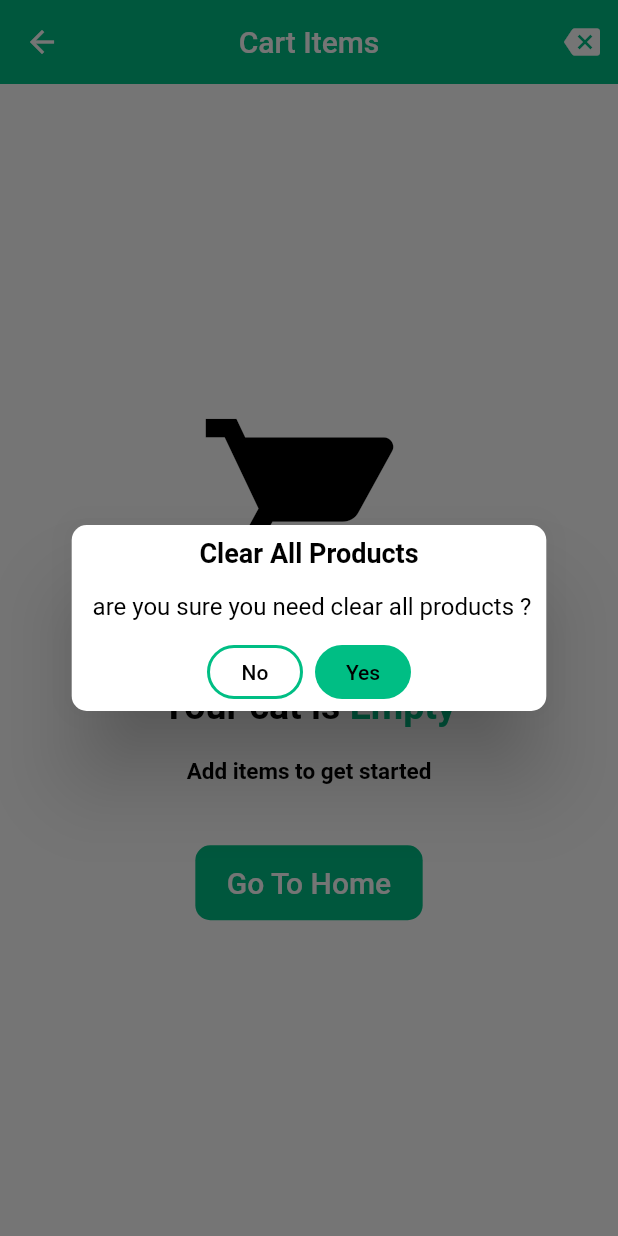
After one commit to mohmedsabryy/E-commerce, a Flutter app: the CartScreen screen opened by its route, after a tap on the "backspace" icon, on a phone screen of 412 x 824 dp. The commit adds this screen. Run offline on Flutter 3.47's test engine with Material 2 defaults, Android fonts, the phone set to English and light mode, and no system bars; our stand-ins replace badges, firebase_auth, firebase_core, get, get_storage, google_sign_in and 1 more; accounts and stored records are empty; network calls fail.

Commit message:
cart screen design and logic

```diff
--- a/lib/logic/bindings/product_binding.dart
+++ b/lib/logic/bindings/product_binding.dart
@@ -1,12 +1,16 @@
+
 
 import 'package:ecommerce/logic/controllers/product_controller.dart';
 import 'package:get/get.dart';
+
+import '../controllers/cart_controller.dart';
 
 
 class ProductBinding extends Bindings{
   @override
   void dependencies() {
     Get.put(ProductController());
+    Get.lazyPut(() => CartController());
   }
 
 }
--- /dev/null
+++ b/lib/logic/controllers/cart_controller.dart
@@ -0,0 +1,81 @@
+import 'package:ecommerce/models/products_models.dart';
+import 'package:flutter/material.dart';
+import 'package:get/get.dart';
+
+import '../../utils/theme.dart';
+
+class CartController extends GetxController {
+  var productsMap = {}.obs;
+
+  void addProductToCard(ProductModel model) {
+    if (productsMap.containsKey(model)) {
+      productsMap[model] += 1;
+    } else {
+      productsMap[model] = 1;
+    }
+
+    Get.snackbar(
+      "Added To Cart",
+      "product added to car successfully",
+      snackPosition: SnackPosition.BOTTOM,
+      backgroundColor: Colors.green,
+      colorText: Colors.white,
+    );
+  }
+
+  void removeProductFromCard(ProductModel model) {
+    productsMap.removeWhere((key, value) => key == model);
+  }
+
+  void removeOneProductFromCard(ProductModel model) {
+    if (productsMap.containsKey(model) && productsMap[model] == 1) {
+      productsMap.removeWhere((key, value) => key == model);
+    } else {
+      productsMap[model] -= 1;
+    }
+  }
+
+  void clearAllProductFromCart() {
+    Get.defaultDialog(
+      title: "Clear All Products",
+      titleStyle: const TextStyle(
+        fontWeight: FontWeight.bold,
+        fontSize: 18,
+        color: Colors.black,
+      ),
+      middleText: " are you sure you need clear all products ? ",
+      middleTextStyle: const TextStyle(
+        fontSize: 16,
+        color: Colors.black,
+      ),
+      radius: 10,
+      textCancel: " No ",
+      textConfirm: " Yes ",
+      cancelTextColor: Colors.black,
+      confirmTextColor: Colors.black,
+      onCancel: () {
+        Get.back();
+      },
+      onConfirm: () {
+        productsMap.clear();
+        Get.back();
+      },
+      buttonColor: Get.isDarkMode ? pinkClr : mainColor,
+    );
+  }
+
+  get totalPrice => productsMap.entries
+      .map((e) => double.parse(e.key.productPrice) * e.value)
+      .toList()
+      .reduce((value, element) => value + element);
+
+  int quantity() {
+    if(productsMap.isEmpty){
+      return 0;
+    }
+    return productsMap.entries
+        .map((e) => e.value)
+        .toList()
+        .reduce((value, element) => value + element);
+  }
+}
--- a/lib/routes/routes.dart
+++ b/lib/routes/routes.dart
@@ -8,6 +8,7 @@ import 'package:ecommerce/view/screen/main_screen.dart';
 import 'package:ecommerce/view/screen/welcome_screen.dart';
 import 'package:get/get_navigation/src/routes/get_route.dart';
 import '../logic/bindings/product_binding.dart';
+import '../view/screen/cart_screen.dart';
 import '../view/screen/category_screen.dart';
 import '../view/screen/settings_screen.dart';
 
@@ -79,6 +80,16 @@ class AppRoutes{
       page:()=>   CategorySceen() ,
       binding: AuthBinding(),
     ),
+
+    //cartScreen
+    GetPage(
+      name: Routes.cartScreen,
+      page:()=>   CartScreen() ,
+      bindings: [
+        AuthBinding(),
+        ProductBinding(),
+      ],
+    ),
   ];
 }
 
@@ -92,6 +103,7 @@ class Routes{
   static const mainScreen ='/mainScreen' ;
   static const settingScreen ='/settingScreen' ;
   static const categoryScreen ='/categoryScreen' ;
+  static const cartScreen ="/cartScreen";
 
 
 
--- a/lib/services/product_services.dart
+++ b/lib/services/product_services.dart
@@ -8,10 +8,10 @@ class ProductServices{
 
   static Future<List<ProductModel>> getAllProduct()async{
 
-//http://192.168.1.3/ecommerce/api/product/get_all_products.php?token=m
+      //http://192.168.1.3/ecommerce/api/product/get_all_products.php?token=m
      String url =apiPath + "product/get_all_products.php?token="+ token;
-
-    var response = await http.get(Uri.parse(url));
+      String myUrl="http://192.168.1.3/ecommerce/api/product/getAllProducts.php?token=m";
+    var response = await http.get(Uri.parse(myUrl));
 
      print({response.statusCode});
      if (response.statusCode==200) {
--- /dev/null
+++ b/lib/view/screen/cart_screen.dart
@@ -0,0 +1,66 @@
+import 'package:ecommerce/utils/theme.dart';
+import 'package:ecommerce/view/widgets/cart/cart_total.dart';
+import 'package:ecommerce/view/widgets/cart/empty_cart.dart';
+import 'package:flutter/cupertino.dart';
+import 'package:flutter/material.dart';
+import 'package:get/get.dart';
+
+import '../../logic/controllers/cart_controller.dart';
+import '../widgets/cart/cart_product_card.dart';
+
+class CartScreen extends StatelessWidget {
+  CartScreen({Key? key}) : super(key: key);
+  final controller = Get.find<CartController>();
+
+  @override
+  Widget build(BuildContext context) {
+    double screenHeight = MediaQuery.of(context).size.height;
+
+    return SafeArea(
+      child: Scaffold(
+        backgroundColor: context.theme.backgroundColor,
+        appBar: AppBar(
+          title: Text("Cart Items"),
+          centerTitle: true,
+          elevation: 0,
+          backgroundColor: Get.isDarkMode ? darkGreyClr : mainColor,
+          actions: [
+            IconButton(
+              onPressed: () {
+                controller.clearAllProductFromCart();
+              },
+              icon: const Icon(Icons.backspace),
+            ),
+          ],
+        ),
+        body: Obx((){
+          if(controller.productsMap.length==0){
+            return EmptyCart();
+          }
+          return SingleChildScrollView(
+            child: Column(
+              children: [
+                SizedBox(height: 10),
+                SizedBox(
+                  height: screenHeight - 170,
+                  child: ListView.separated(
+                    physics: BouncingScrollPhysics(),
+                    itemBuilder: (context, index) => CartProductCard(
+                      model: controller.productsMap.keys.toList()[index],
+
+                      quantity: controller.productsMap.values.toList()[index],
+                    ),
+                    separatorBuilder: (context, index) =>
+                    const SizedBox(height: 10),
+                    itemCount: controller.productsMap.length,
+                  ),
+                ),
+                CartTotal(),
+              ],
+            ),
+          );
+        },),
+      ),
+    );
+  }
+}
--- /dev/null
+++ b/lib/view/widgets/cart/empty_cart.dart
@@ -0,0 +1,78 @@
+import 'package:ecommerce/utils/theme.dart';
+import 'package:flutter/cupertino.dart';
+import 'package:flutter/material.dart';
+import 'package:get/get.dart';
+
+class EmptyCart extends StatelessWidget {
+  const EmptyCart({Key? key}) : super(key: key);
+
+  @override
+  Widget build(BuildContext context) {
+    return Center(
+      child: Column(
+        mainAxisAlignment: MainAxisAlignment.center,
+        children: [
+          Icon(
+            Icons.shopping_cart,
+            size: 150,
+            color: Get.isDarkMode ? Colors.white : Colors.black,
+          ),
+          const SizedBox(height: 40),
+          RichText(
+            text: TextSpan(
+              children: [
+                TextSpan(
+                  text: "Your cat is ",
+                  style: TextStyle(
+                    color: Get.isDarkMode ? Colors.white : Colors.black,
+                    fontSize: 25,
+                    fontWeight: FontWeight.w600,
+                  ),
+                ),
+                TextSpan(
+                  text: "Empty",
+                  style: TextStyle(
+                    color: Get.isDarkMode ? pinkClr : mainColor,
+                    fontSize: 25,
+                    fontWeight: FontWeight.bold,
+                  ),
+                ),
+              ],
+            ),
+          ),
+          const SizedBox(height: 20),
+          Text(
+            "Add items to get started",
+            style: TextStyle(
+              color: Get.isDarkMode ? Colors.white : Colors.black,
+              fontWeight: FontWeight.bold,
+              fontSize: 15,
+            ),
+          ),
+          const SizedBox(height: 40),
+          SizedBox(
+            height: 50,
+            child: ElevatedButton(
+              style: ElevatedButton.styleFrom(
+                shape: RoundedRectangleBorder(
+                  borderRadius: BorderRadius.circular(10),
+                ),
+                elevation: 0,
+                primary: Get.isDarkMode ? pinkClr : mainColor,
+              ),
+              onPressed: () {
+                Get.back();
+              },
+              child:const Text(
+                " Go To Home ",
+                style: TextStyle(
+                  fontSize: 20,
+                ),
+              ),
+            ),
+          ),
+        ],
+      ),
+    );
+  }
+}
--- a/lib/view/widgets/home/card_items.dart
+++ b/lib/view/widgets/home/card_items.dart
@@ -1,3 +1,4 @@
+import 'package:ecommerce/logic/controllers/cart_controller.dart';
 import 'package:ecommerce/logic/controllers/product_controller.dart';
 import 'package:ecommerce/models/products_models.dart';
 import 'package:flutter/material.dart';
@@ -9,14 +10,15 @@ import '../text_utils.dart';
 class CardItems extends StatelessWidget {
    CardItems({Key? key}) : super(key: key);
 
-  final controller = Get.find<ProductController>();
+  final productController = Get.find<ProductController>();
+  final cartController = Get.find<CartController>();
 
   @override
   Widget build(BuildContext context) {
     double screenWidth=MediaQuery.of(context).size.width;
     double screenHeight=MediaQuery.of(context).size.height;
     return Obx((){
-      if(controller.isLoading.value){
+      if(productController.isLoading.value){
         return  Center(child: CircularProgressIndicator(
           color: Get.isDarkMode? pinkClr: mainColor,
         ));
@@ -24,7 +26,7 @@ class CardItems extends StatelessWidget {
         return  GridView.builder(
           physics: const NeverScrollableScrollPhysics(),
           shrinkWrap: true,
-          itemCount: controller.products.length,
+          itemCount: productController.products.length,
           gridDelegate: SliverGridDelegateWithMaxCrossAxisExtent(
             childAspectRatio: screenWidth/screenHeight,
             mainAxisSpacing: 9.0,
@@ -32,7 +34,7 @@ class CardItems extends StatelessWidget {
             maxCrossAxisExtent: 200,
           ),
           itemBuilder: (context,index){
-            return buildCardItems(product: controller.products[index]);
+            return buildCardItems(product: productController.products[index]);
           },
         );
       }
@@ -70,7 +72,9 @@ class CardItems extends StatelessWidget {
                     ),
                 ),
                 IconButton(
-                  onPressed: (){},
+                  onPressed: (){
+                    cartController.addProductToCard(product);
+                  },
                   icon: Icon(
                     Icons.add_shopping_cart,
                     color: Colors.black,
--- a/pubspec.yaml
+++ b/pubspec.yaml
@@ -43,6 +43,7 @@ dependencies:
   google_fonts: ^2.1.0
   http: ^0.13.4
   shared_preferences: ^2.0.13
+  badges: ^2.0.2
 
 dev_dependencies:
   flutter_test:
```
Also changed, not shown: lib/main.dart (+1 -6 lines), lib/view/screen/auth/login_Screen.dart (+1 -7 lines), lib/view/screen/main_screen.dart (+26 -12 lines), lib/view/widgets/cart/cart_product_card.dart (added, +128 -0 lines), lib/view/widgets/cart/cart_total.dart (added, +82 -0 lines), pubspec.lock.
